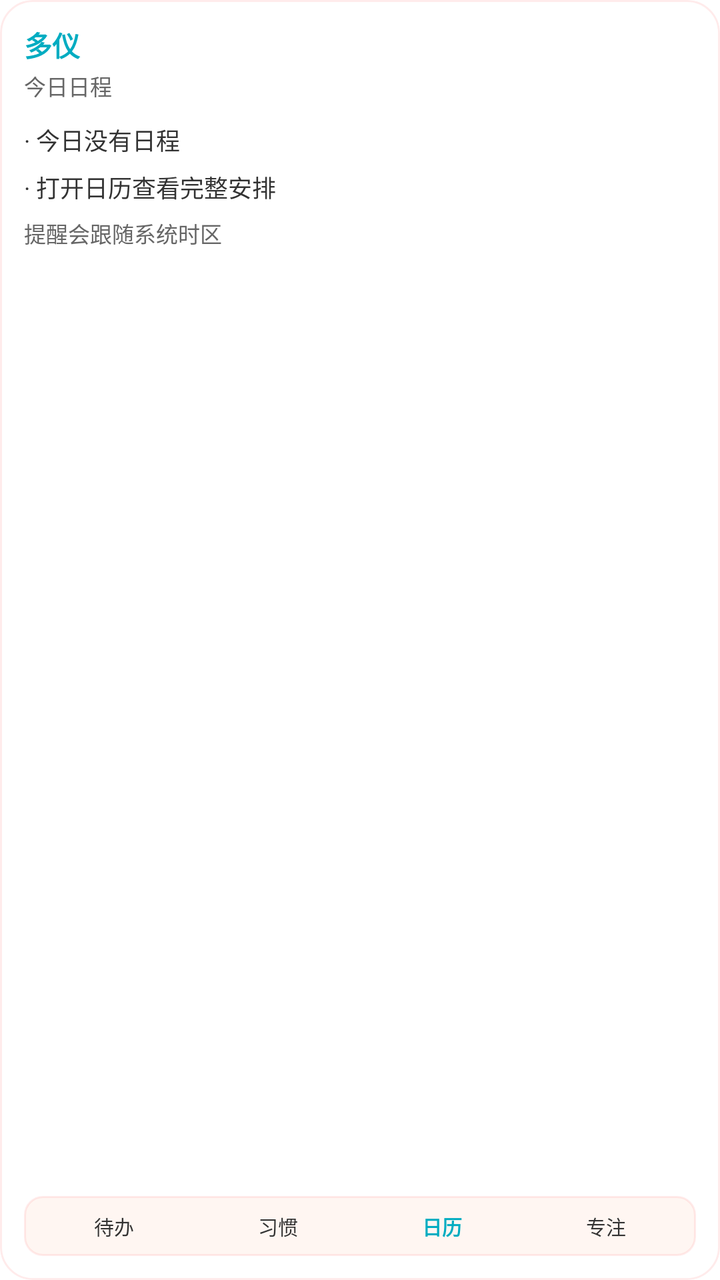
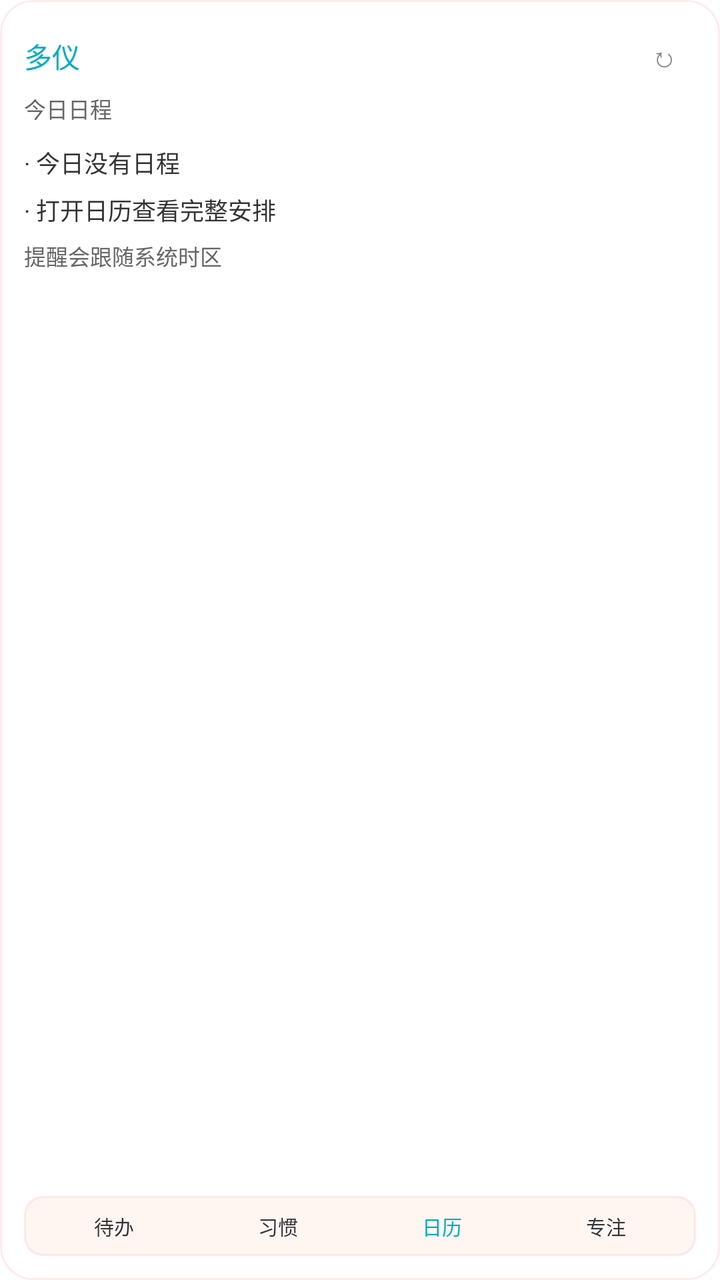

The first picture is an Android layout as it rendered before a commit; the second is the same layout after the commit. The layout source and the unified diff follow.
<!-- AndroidManifest.xml: fallback theme Theme.MaterialComponents.DayNight.NoActionBar -->
<!-- res/layout/duoyi_schedule_widget.xml -->
<?xml version="1.0" encoding="utf-8"?>
<FrameLayout xmlns:android="http://schemas.android.com/apk/res/android"
    android:id="@+id/widget_schedule_root"
    android:layout_width="match_parent"
    android:layout_height="match_parent"
    android:background="@drawable/widget_bg_round_16"
    android:clipToOutline="true"
    android:outlineProvider="background">

    <ImageView
        android:id="@+id/widget_theme_background"
        android:layout_width="match_parent"
        android:layout_height="match_parent"
        android:contentDescription="@null"
        android:scaleType="centerCrop"
        android:visibility="gone" />

    <TextView
        android:id="@+id/widget_theme_overlay"
        android:layout_width="match_parent"
        android:layout_height="match_parent"
        android:maxLines="1"
        android:ellipsize="end"
        android:visibility="gone" />

    <LinearLayout
        android:layout_width="match_parent"
        android:layout_height="match_parent"
        android:orientation="vertical"
        android:padding="12dp">

    <TextView
        android:id="@+id/widget_schedule_title"
        android:layout_width="match_parent"
        android:layout_height="wrap_content"
        android:ellipsize="end"
        android:maxLines="1"
        android:text="多仪"
        android:textColor="#00ACC1"
        android:textSize="14sp"
        android:textStyle="bold" />

    <TextView
        android:id="@+id/widget_schedule_subtitle"
        android:layout_width="match_parent"
        android:layout_height="wrap_content"
        android:layout_marginTop="2dp"
        android:ellipsize="end"
        android:maxLines="1"
        android:text="今日日程"
        android:textColor="#666666"
        android:textSize="11sp" />

    <LinearLayout
        android:layout_width="match_parent"
        android:layout_height="0dp"
        android:layout_marginTop="10dp"
        android:layout_weight="1"
        android:orientation="vertical">

        <TextView
            android:id="@+id/widget_schedule_1"
            android:layout_width="match_parent"
            android:layout_height="wrap_content"
            android:ellipsize="end"
            android:maxLines="1"
            android:text="· 今日没有日程"
            android:textColor="#333333"
            android:textSize="12sp" />

        <TextView
            android:id="@+id/widget_schedule_2"
            android:layout_width="match_parent"
            android:layout_height="wrap_content"
            android:layout_marginTop="6dp"
            android:ellipsize="end"
            android:maxLines="1"
            android:text="· 打开日历查看完整安排"
            android:textColor="#333333"
            android:textSize="12sp" />

        <TextView
            android:id="@+id/widget_schedule_3"
            android:layout_width="match_parent"
            android:layout_height="wrap_content"
            android:layout_marginTop="6dp"
            android:ellipsize="end"
            android:maxLines="1"
            android:text="提醒会跟随系统时区"
            android:textColor="#666666"
            android:textSize="11sp" />
    </LinearLayout>

    <LinearLayout
        android:id="@+id/widget_schedule_bottom_nav"
        android:layout_width="match_parent"
        android:layout_height="30dp"
        android:layout_marginTop="8dp"
        android:background="@drawable/widget_nav_bg"
        android:gravity="center"
        android:orientation="horizontal"
        android:paddingLeft="4dp"
        android:paddingRight="4dp"
        android:weightSum="4">

        <TextView
            android:id="@+id/widget_schedule_nav_todo"
            android:layout_width="0dp"
            android:layout_height="match_parent"
            android:layout_weight="1"
            android:gravity="center"
            android:ellipsize="end"
            android:maxLines="1"
            android:text="待办"
            android:textColor="#333333"
            android:textSize="10sp" />

        <TextView
            android:id="@+id/widget_schedule_nav_habit"
            android:layout_width="0dp"
            android:layout_height="match_parent"
            android:layout_weight="1"
            android:gravity="center"
            android:ellipsize="end"
            android:maxLines="1"
            android:text="习惯"
            android:textColor="#333333"
            android:textSize="10sp" />

        <TextView
            android:id="@+id/widget_schedule_nav_calendar"
            android:layout_width="0dp"
            android:layout_height="match_parent"
            android:layout_weight="1"
            android:gravity="center"
            android:ellipsize="end"
            android:maxLines="1"
            android:text="日历"
            android:textColor="#00ACC1"
            android:textSize="10sp"
            android:textStyle="bold" />

        <TextView
            android:id="@+id/widget_schedule_nav_focus"
            android:layout_width="0dp"
            android:layout_height="match_parent"
            android:layout_weight="1"
            android:gravity="center"
            android:ellipsize="end"
            android:maxLines="1"
            android:text="专注"
            android:textColor="#333333"
            android:textSize="10sp" />
    </LinearLayout>
    </LinearLayout>
</FrameLayout>
<!-- resources referenced by this layout -->
<resources>
  <!-- drawable widget_bg_round_16 (drawable) -->
  <?xml version="1.0" encoding="utf-8"?>
  <shape xmlns:android="http://schemas.android.com/apk/res/android"
      android:shape="rectangle">
      <corners android:radius="16dp" />
      <solid android:color="#FFFFFFFF" />
      <stroke android:width="1dp" android:color="#22FF6B6B" />
  </shape>
  <!-- drawable widget_nav_bg (drawable) -->
  <?xml version="1.0" encoding="utf-8"?>
  <shape xmlns:android="http://schemas.android.com/apk/res/android"
      android:shape="rectangle">
      <corners android:radius="9dp" />
      <solid android:color="#FFFFF6F2" />
      <stroke android:width="1dp" android:color="#22FF6B6B" />
  </shape>
</resources>

<!-- the commit's change to res/layout/duoyi_schedule_widget.xml (unified diff, before → after) -->
@@ -29,16 +29,35 @@
         android:orientation="vertical"
         android:padding="12dp">
 
-    <TextView
-        android:id="@+id/widget_schedule_title"
+    <LinearLayout
         android:layout_width="match_parent"
         android:layout_height="wrap_content"
-        android:ellipsize="end"
-        android:maxLines="1"
-        android:text="多仪"
-        android:textColor="#00ACC1"
-        android:textSize="14sp"
-        android:textStyle="bold" />
+        android:gravity="center_vertical"
+        android:orientation="horizontal">
+
+        <TextView
+            android:id="@+id/widget_schedule_title"
+            android:layout_width="0dp"
+            android:layout_height="wrap_content"
+            android:layout_weight="1"
+            android:ellipsize="end"
+            android:maxLines="1"
+            android:text="多仪"
+            android:textColor="#00ACC1"
+            android:textSize="14sp" />
+
+        <TextView
+            android:id="@+id/widget_refresh"
+            android:layout_width="32dp"
+            android:layout_height="32dp"
+            android:contentDescription="刷新小组件"
+            android:ellipsize="end"
+            android:gravity="center"
+            android:maxLines="1"
+            android:text="↻"
+            android:textColor="#888888"
+            android:textSize="14sp" />
+    </LinearLayout>
 
     <TextView
         android:id="@+id/widget_schedule_subtitle"
@@ -137,8 +156,7 @@
             android:maxLines="1"
             android:text="日历"
             android:textColor="#00ACC1"
-            android:textSize="10sp"
-            android:textStyle="bold" />
+            android:textSize="10sp" />
 
         <TextView
             android:id="@+id/widget_schedule_nav_focus"
